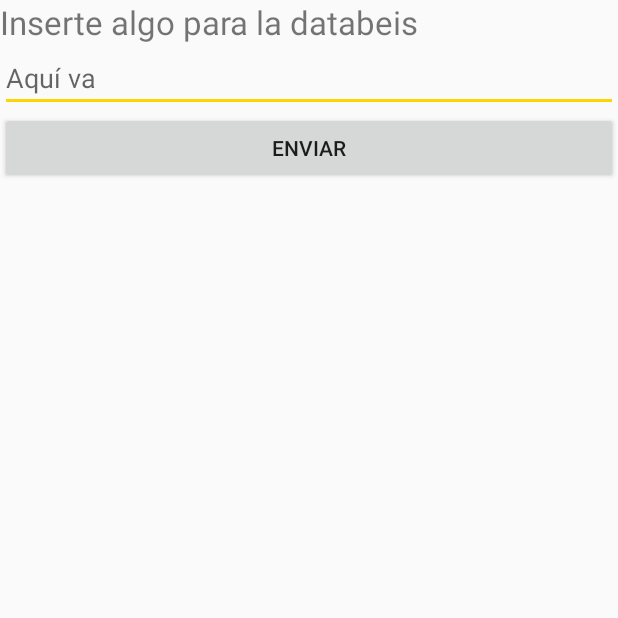
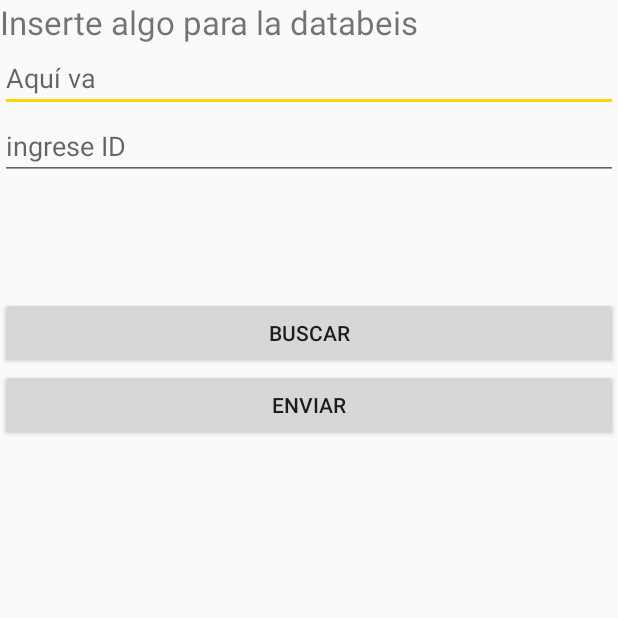
Before and after one commit to miggestein/pruebas, an Android app: the screen it shows after launch (MainActivity), on a phone screen of 412 x 824 dp, the top half of it. Run offline under Robolectric (Android 15) with nearby library versions, the phone set to English and light mode, and no system bars; our stand-ins replace Volley.

Commit message:
Version con consulta

```diff
--- a/app/src/main/AndroidManifest.xml
+++ b/app/src/main/AndroidManifest.xml
@@ -9,7 +9,9 @@
         android:label="@string/app_name"
         android:roundIcon="@mipmap/ic_launcher_round"
         android:supportsRtl="true"
+        android:usesCleartextTraffic="true"
         android:theme="@style/AppTheme">
+
         <activity android:name=".MainActivity">
             <intent-filter>
                 <action android:name="android.intent.action.MAIN" />
--- a/app/src/main/java/com/example/migge/pruebas/MainActivity.java
+++ b/app/src/main/java/com/example/migge/pruebas/MainActivity.java
@@ -7,6 +7,7 @@ import android.util.Log;
 import android.view.View;
 import android.widget.Button;
 import android.widget.EditText;
+import android.widget.TextView;
 import android.widget.Toast;
 
 import com.android.volley.Request;
@@ -15,22 +16,37 @@ import com.android.volley.Response;
 import com.android.volley.VolleyError;
 import com.android.volley.toolbox.JsonObjectRequest;
 import com.android.volley.toolbox.Volley;
+import com.example.migge.pruebas.entidades.info;
 
+import org.json.JSONArray;
+import org.json.JSONException;
 import org.json.JSONObject;
 
 public class MainActivity extends AppCompatActivity implements Response.Listener<JSONObject>,Response.ErrorListener {
-    Button enviar;
-    EditText datos;
+    Button enviar, mostrar;
+    EditText datos, id;
+    TextView txtviewid, txtviewdatos;
     ProgressDialog progreso;
-    RequestQueue request;
-    JsonObjectRequest jsonObjectRequest;
+    RequestQueue request, request2;
+    JsonObjectRequest jsonObjectRequest, jsonObjectRequest2;
     @Override
     protected void onCreate(Bundle savedInstanceState) {
         super.onCreate(savedInstanceState);
         setContentView(R.layout.activity_main);
 
         request= Volley.newRequestQueue(getApplicationContext());
+        request2= Volley.newRequestQueue(getApplicationContext());
         datos = findViewById(R.id.etDatos);
+        id = findViewById(R.id.etid);
+        txtviewdatos = findViewById(R.id.txtviewdato);
+        txtviewid = findViewById(R.id.txtviewid);
+        mostrar= findViewById(R.id.mostrar);
+        mostrar.setOnClickListener(new View.OnClickListener() {
+            @Override
+            public void onClick(View v) {
+                cargarWebService2();
+            }
+        });
         enviar = findViewById(R.id.btnEnviar);
         enviar.setOnClickListener(new View.OnClickListener() {
             @Override
@@ -42,11 +58,20 @@ public class MainActivity extends AppCompatActivity implements Response.Listener
 
     }
 
+    private void cargarWebService2() {
+        progreso=new ProgressDialog(MainActivity.this);
+        progreso.setMessage("Carganding...");
+        progreso.show();
+        String url="http://192.168.100.23/pruebabdremota/wsJSONConsultarUsuario.php?id="+id.getText().toString();
+        jsonObjectRequest2=new JsonObjectRequest(Request.Method.GET, url, null, this, this);
+        request2.add(jsonObjectRequest2);
+    }
+
     private void cargarWebService() {
        progreso=new ProgressDialog(MainActivity.this);
        progreso.setMessage("Carganding...");
        progreso.show();
-        String url="http://192.168.100.159/pruebabdremota/wsJSONPrueba.php?datos="+datos.getText().toString();
+        String url="http://192.168.100.23/pruebabdremota/wsJSONPrueba.php?datos="+datos.getText().toString();
         url=url.replace(" ", "$20");
          jsonObjectRequest=new JsonObjectRequest(Request.Method.GET, url, null, this, this);
         request.add(jsonObjectRequest);
@@ -66,6 +91,21 @@ public class MainActivity extends AppCompatActivity implements Response.Listener
         Toast.makeText(this, "Funcó perro", Toast.LENGTH_SHORT).show();
         progreso.hide();
         datos.setText("");
+        id.setText("");
 
+        info miinfo = new info();
+        JSONArray json=response.optJSONArray("info");
+        JSONObject jsonObject=null;
+
+        try {
+            jsonObject=json.getJSONObject(0);
+
+
+            miinfo.setDatos(jsonObject.optString("datos"));
+        } catch (JSONException e) {
+            e.printStackTrace();
+        }
+
+        txtviewdatos.setText(miinfo.getDatos());
     }
 }
--- a/app/src/main/res/layout/activity_main.xml
+++ b/app/src/main/res/layout/activity_main.xml
@@ -19,6 +19,31 @@
         android:layout_height="wrap_content"
         android:hint="Aquí va"
         android:id="@+id/etDatos"/>
+
+    <EditText
+        android:id="@+id/etid"
+        android:layout_width="match_parent"
+        android:layout_height="wrap_content"
+        android:ems="10"
+        android:inputType="textPersonName"
+        android:hint="ingrese ID" />
+
+    <TextView
+        android:id="@+id/txtviewid"
+        android:layout_width="match_parent"
+        android:layout_height="44dp" />
+
+    <TextView
+        android:id="@+id/txtviewdato"
+        android:layout_width="match_parent"
+        android:layout_height="34dp" />
+
+    <Button
+        android:id="@+id/mostrar"
+        android:layout_width="match_parent"
+        android:layout_height="wrap_content"
+        android:text="buscar" />
+
     <Button
         android:layout_width="match_parent"
         android:layout_height="wrap_content"
```
Also changed, not shown: app/src/main/java/com/example/migge/pruebas/entidades/info.java (added, +22 -0 lines), 2 other files.
